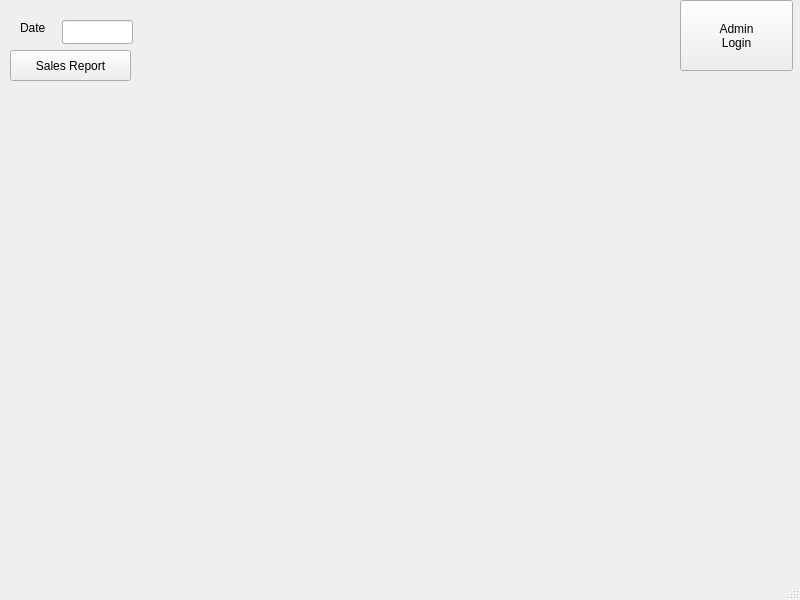
First picture: the form in mainwindow.ui, repository Decycle/CS008Project1, before the edit.
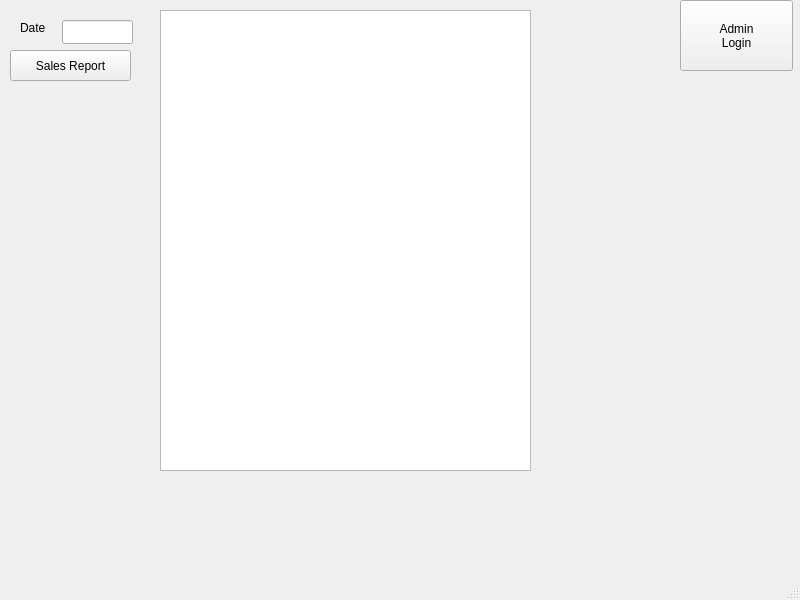
Second picture: the form after the edit.

Patch:
```diff
--- a/mainwindow.ui
+++ b/mainwindow.ui
@@ -28,22 +28,6 @@
 Login</string>
     </property>
    </widget>
-   <widget class="QLabel" name="outputConsole">
-    <property name="geometry">
-     <rect>
-      <x>160</x>
-      <y>20</y>
-      <width>361</width>
-      <height>401</height>
-     </rect>
-    </property>
-    <property name="text">
-     <string/>
-    </property>
-    <property name="alignment">
-     <set>Qt::AlignLeading|Qt::AlignLeft|Qt::AlignTop</set>
-    </property>
-   </widget>
    <widget class="QPushButton" name="dailySalesReportButton">
     <property name="geometry">
      <rect>
@@ -80,6 +64,16 @@
      <string>Date</string>
     </property>
    </widget>
+   <widget class="QTextBrowser" name="outputConsole">
+    <property name="geometry">
+     <rect>
+      <x>160</x>
+      <y>10</y>
+      <width>371</width>
+      <height>461</height>
+     </rect>
+    </property>
+   </widget>
   </widget>
   <widget class="QMenuBar" name="menubar">
    <property name="geometry">
```
